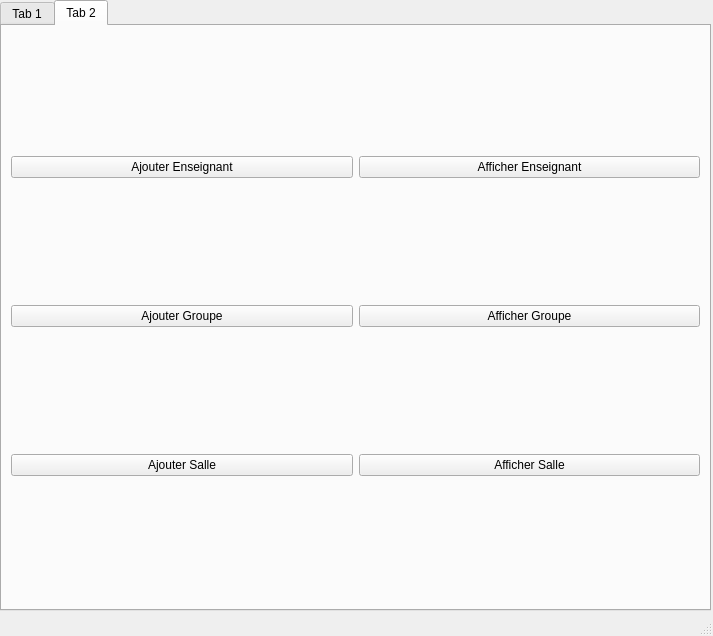
Benjambon/EmploiDuTemps-ESEO, file mainwindow.ui: the form before one commit.
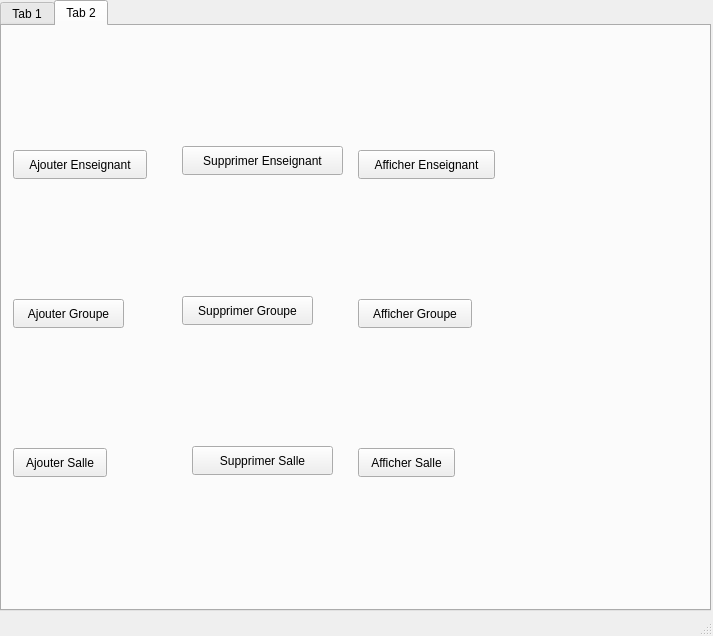
The form after the commit.

Commit message: Ajout boutons supprimer pour salle, groupeetudiant et enseignant

```diff
--- a/mainwindow.ui
+++ b/mainwindow.ui
@@ -38,50 +38,123 @@
      <attribute name="title">
       <string>Tab 2</string>
      </attribute>
-     <layout class="QGridLayout" name="gridLayout">
-      <item row="0" column="0">
        <widget class="QPushButton" name="btnAjouterEnseignant">
+      <property name="geometry">
+       <rect>
+        <x>11</x>
+        <y>124</y>
+        <width>134</width>
+        <height>29</height>
+       </rect>
+      </property>
         <property name="text">
          <string>Ajouter Enseignant</string>
         </property>
        </widget>
-      </item>
-      <item row="0" column="1">
        <widget class="QPushButton" name="btnAfficherEnseignants">
+      <property name="geometry">
+       <rect>
+        <x>356</x>
+        <y>124</y>
+        <width>137</width>
+        <height>29</height>
+       </rect>
+      </property>
         <property name="text">
          <string>Afficher Enseignant</string>
         </property>
        </widget>
-      </item>
-      <item row="1" column="0">
        <widget class="QPushButton" name="btnAjouterGroupe">
+      <property name="geometry">
+       <rect>
+        <x>11</x>
+        <y>273</y>
+        <width>111</width>
+        <height>29</height>
+       </rect>
+      </property>
         <property name="text">
          <string>Ajouter Groupe</string>
         </property>
        </widget>
-      </item>
-      <item row="1" column="1">
        <widget class="QPushButton" name="btnAfficherGroupes">
+      <property name="geometry">
+       <rect>
+        <x>356</x>
+        <y>273</y>
+        <width>114</width>
+        <height>29</height>
+       </rect>
+      </property>
         <property name="text">
          <string>Afficher Groupe</string>
         </property>
        </widget>
-      </item>
-      <item row="2" column="0">
        <widget class="QPushButton" name="btnAjouterSalle">
+      <property name="geometry">
+       <rect>
+        <x>11</x>
+        <y>422</y>
+        <width>94</width>
+        <height>29</height>
+       </rect>
+      </property>
         <property name="text">
          <string>Ajouter Salle</string>
         </property>
        </widget>
-      </item>
-      <item row="2" column="1">
        <widget class="QPushButton" name="btnAfficherSalles">
+      <property name="geometry">
+       <rect>
+        <x>356</x>
+        <y>422</y>
+        <width>97</width>
+        <height>29</height>
+       </rect>
+      </property>
         <property name="text">
          <string>Afficher Salle</string>
         </property>
        </widget>
-      </item>
-     </layout>
+     <widget class="QPushButton" name="btnSupprimerSalle">
+      <property name="geometry">
+       <rect>
+        <x>190</x>
+        <y>420</y>
+        <width>141</width>
+        <height>29</height>
+       </rect>
+      </property>
+      <property name="text">
+       <string>Supprimer Salle</string>
+      </property>
+     </widget>
+     <widget class="QPushButton" name="btnSupprimerGroupe">
+      <property name="geometry">
+       <rect>
+        <x>180</x>
+        <y>270</y>
+        <width>131</width>
+        <height>29</height>
+       </rect>
+      </property>
+      <property name="text">
+       <string>Supprimer Groupe</string>
+      </property>
+     </widget>
+     <widget class="QPushButton" name="btnSupprimerEnseignant">
+      <property name="geometry">
+       <rect>
+        <x>180</x>
+        <y>120</y>
+        <width>161</width>
+        <height>29</height>
+       </rect>
+      </property>
+      <property name="text">
+       <string>Supprimer Enseignant</string>
+      </property>
+     </widget>
     </widget>
    </widget>
   </widget>
```
Lines whose indentation alone changed are shown as unchanged. The commit also changes 18 other files.
